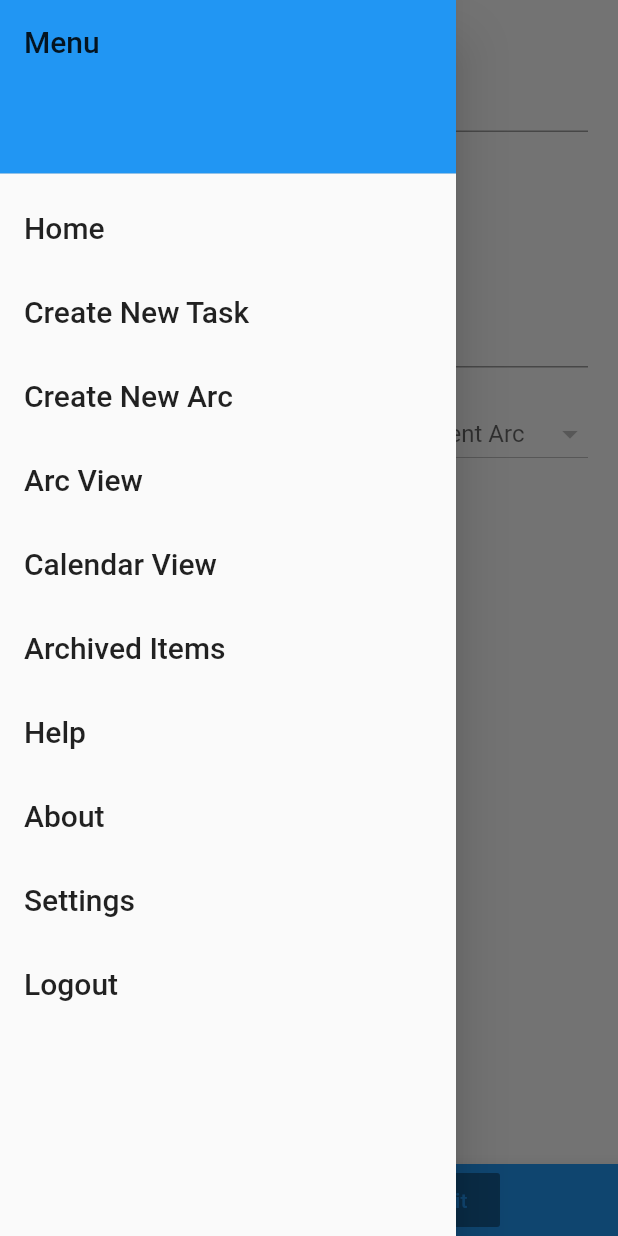
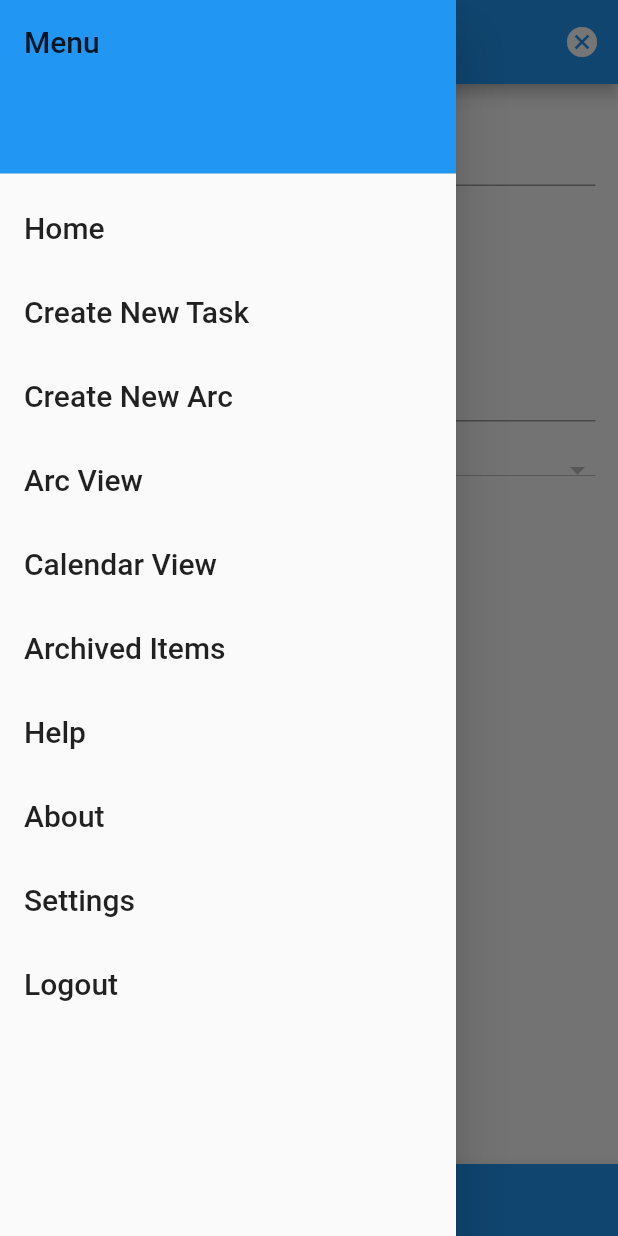
Before and after one commit to smacademic/project-cgkm, a Flutter app: the AddArcScreen screen opened by its route, with the side drawer open, on a phone screen of 412 x 824 dp. Run offline on Flutter 3.47's test engine with Material 2 defaults, Android fonts, the phone set to English and light mode, and no system bars; our stand-ins replace auto_size_text, rxdart, sqflite; accounts and stored records are empty.

Commit message:
Update add_arc_screen.dart
Removed uneccisary comments. Made changes to TexField for description

```diff
--- a/client/src/arcplanner/lib/src/ui/add_arc_screen.dart
+++ b/client/src/arcplanner/lib/src/ui/add_arc_screen.dart
@@ -2,22 +2,28 @@ import 'package:flutter/material.dart';
 import '../blocs/bloc.dart';
 import '../model/arc.dart';
 import 'drawer_menu.dart';
-import 'package:auto_size_text/auto_size_text.dart';
 
 
 class AddArcScreen extends StatelessWidget {
 
-
   Widget build(context) {
 
     return Scaffold(
+      appBar: AppBar(
+        actions: <Widget>[
+          IconButton(
+            icon: Icon(Icons.cancel),
+            onPressed: () {Navigator.pop(context);},
+          )
+        ],
+      ),
+
       body: Container(
-        margin: EdgeInsets.all(20.0),
+        margin: EdgeInsets.only(left: 15.0, right: 15.0),
         child: Column(
           children:[
             Container(margin: EdgeInsets.only(top: 20)),
-            titleField(), //name
-            //endDate(),
+            titleField(),
             descriptionField(),
             Container(
               margin: EdgeInsets.only(top: 20),
@@ -33,9 +39,8 @@ class AddArcScreen extends StatelessWidget {
                   ),
                 ]
               ),
+              //TODO: add additional fields as needed
             ),
-            //parentField(),
-            //arcList(),
           ],
         ),
       ),
@@ -47,13 +52,6 @@ class AddArcScreen extends StatelessWidget {
         child: Row(
           mainAxisAlignment: MainAxisAlignment.spaceEvenly,
           children: <Widget>[
-            RaisedButton(
-              child: Text('Cancel'),
-              color: Colors.white,
-              textColor: Colors.blue,
-              // Needs to open New Task dialog
-              onPressed: () {Navigator.pop(context);},
-            ),
             submitArc(),
           ],
         ),
@@ -66,31 +64,21 @@ class AddArcScreen extends StatelessWidget {
   return StreamBuilder(
       stream: bloc.arcTitleFieldStream,
       builder: (context, snapshot) {
-        //Location
-        //Name
-        //End date
-        //Description
         return TextField(
           onChanged: bloc.changeTitle,
           keyboardType: TextInputType.datetime,
           decoration: InputDecoration(
             hintText: 'Location'
-            //errorText: snapshot.error,
           ),
         );
       }
     );
  }
 
-
  Widget titleField(){
   return StreamBuilder(
     stream: bloc.arcTitleFieldStream,
     builder: (context, snapshot) {
-      //Location
-      //Name
-      //End date
-      //Description
       return TextField(
         onChanged: bloc.changeTitle,
         keyboardType: TextInputType.text,
@@ -107,15 +95,11 @@ Widget endDate(){
   return StreamBuilder(
     stream: bloc.arcEndDateFieldStream,
     builder: (context, snapshot) {
-      //Location
-      //Name
-      //End date
-      //Description
       return TextField(
         onChanged: bloc.changeEndDate,
         decoration: InputDecoration(
           hintText: 'EndDate'
-          //errorText: snapshot.error,
+          //TODO add errorText when used
         ),
       );
     }
@@ -126,14 +110,12 @@ Widget descriptionField(){
   return StreamBuilder(
     stream: bloc.arcDescriptionFieldStream,
     builder: (context, snapshot) {
-      //Location
-      //Name
-      //End date
-      //Description
       return TextField(
         maxLines: 7,
         onChanged: bloc.changeDescription,
         keyboardType: TextInputType.multiline,
+        textInputAction: TextInputAction.done,
+        autocorrect: true,
         decoration: InputDecoration(
           hintText: 'Description',
           errorText: snapshot.error,
@@ -165,7 +147,6 @@ String _arcTitle;
           if (snapshot.hasData) {
           dynamic snapshotData = snapshot.data;
           return DropdownButton<dynamic>(
-            hint: Text("Select Parent Arc"),
             value: _arcTitle,
             onChanged: (value) {
               bloc.changeParent(value);
@@ -214,26 +195,17 @@ Widget arcTile(Arc arc, BuildContext context) {
 
 Widget submitArc() {
   return StreamBuilder(
-    stream: bloc.submitValidArc,
+    stream: bloc.arcTitleFieldStream,
     builder: (context, snapshot){
       return RaisedButton(
         child: Text('Submit'),
         color: Colors.white,
         textColor: Colors.blue,
         onPressed: snapshot.hasData ? (){
-          bloc.submitArc;
+          bloc.submitArc; //Currently just returns to previous screen
           Navigator.pop(context);
           }
-        :  null //(){print(snapshot.data);
-        //}
-        /*(){
-          if(snapshot.hasData) {
-             bloc.submitArc();
-            Navigator.pop(context);
-          } else {null;}
-
-        },
-        */
+        :  null
       );
     },
   );
```
